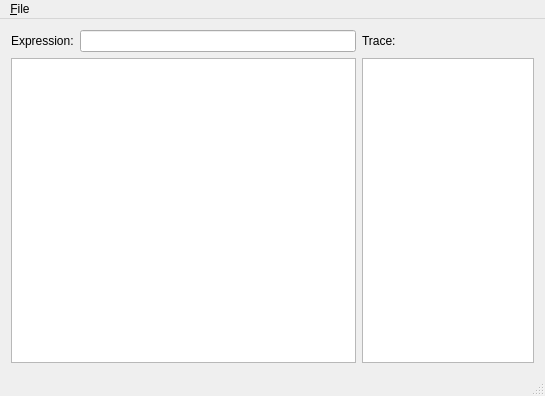
Before: the Qt Designer form mainwindow.ui in chris-hydon/cpex, drawn with Qt 5.
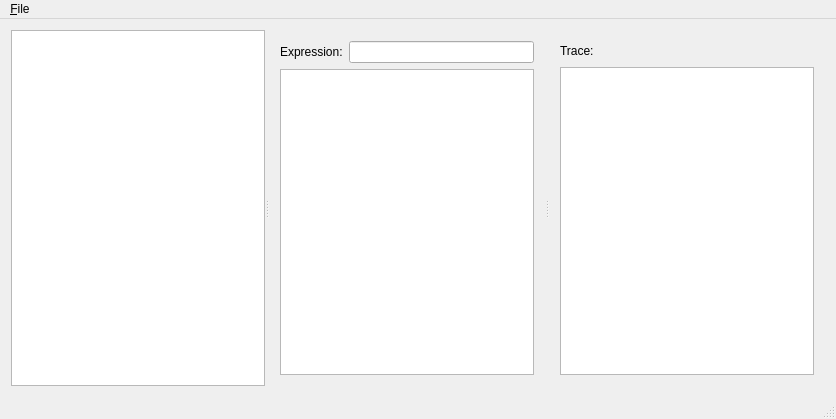
After: the same form once the commit is applied. Custom widgets are drawn as their Qt base class.

Diff of the .ui file:
```diff
--- a/mainwindow.ui
+++ b/mainwindow.ui
@@ -6,8 +6,8 @@
    <rect>
     <x>0</x>
     <y>0</y>
-    <width>545</width>
-    <height>396</height>
+    <width>836</width>
+    <height>419</height>
    </rect>
   </property>
   <property name="windowTitle">
@@ -16,7 +16,19 @@
   <widget class="QWidget" name="centralWidget">
    <layout class="QGridLayout" name="gridLayout">
     <item row="0" column="0">
-     <layout class="QHBoxLayout" name="horizontalLayout">
+     <widget class="QSplitter" name="qlsSplitter">
+      <property name="orientation">
+       <enum>Qt::Horizontal</enum>
+      </property>
+      <widget class="SessionTree" name="qtvSessions">
+       <property name="headerHidden">
+        <bool>true</bool>
+       </property>
+      </widget>
+      <widget class="QWidget" name="">
+       <layout class="QVBoxLayout" name="qlvExpression" stretch="0,0">
+        <item>
+         <layout class="QHBoxLayout" name="qlhExpressionEntry">
       <item>
        <widget class="QLabel" name="qlbExpression">
         <property name="text">
@@ -29,14 +41,7 @@
       </item>
      </layout>
     </item>
-    <item row="0" column="1">
-     <widget class="QLabel" name="lblTrace">
-      <property name="text">
-       <string>Trace:</string>
-      </property>
-     </widget>
-    </item>
-    <item row="1" column="0">
+        <item>
      <widget class="ProcessTree" name="qtvExplorer">
       <property name="sizePolicy">
        <sizepolicy hsizetype="Expanding" vsizetype="Expanding">
@@ -49,7 +54,44 @@
       </property>
      </widget>
     </item>
-    <item row="1" column="1">
+       </layout>
+      </widget>
+      <widget class="QWidget" name="">
+       <layout class="QVBoxLayout" name="qlvTrace_2">
+        <item>
+         <layout class="QHBoxLayout" name="qlhTraceLabel">
+          <item>
+           <widget class="QLabel" name="qlbTrace">
+            <property name="text">
+             <string>Trace:</string>
+            </property>
+           </widget>
+          </item>
+          <item>
+           <widget class="QLineEdit" name="qleReference">
+            <property name="enabled">
+             <bool>false</bool>
+            </property>
+            <property name="sizePolicy">
+             <sizepolicy hsizetype="Fixed" vsizetype="Fixed">
+              <horstretch>0</horstretch>
+              <verstretch>0</verstretch>
+             </sizepolicy>
+            </property>
+            <property name="maximumSize">
+             <size>
+              <width>0</width>
+              <height>16777215</height>
+             </size>
+            </property>
+            <property name="frame">
+             <bool>false</bool>
+            </property>
+           </widget>
+          </item>
+         </layout>
+        </item>
+        <item>
      <widget class="TraceListWidget" name="qlvTrace">
       <property name="sizePolicy">
        <sizepolicy hsizetype="Expanding" vsizetype="Expanding">
@@ -67,12 +109,16 @@
     </item>
    </layout>
   </widget>
+     </widget>
+    </item>
+   </layout>
+  </widget>
   <widget class="QMenuBar" name="qmbMenu">
    <property name="geometry">
     <rect>
      <x>0</x>
      <y>0</y>
-     <width>545</width>
+     <width>836</width>
      <height>23</height>
     </rect>
    </property>
@@ -110,6 +156,11 @@
     <slot>setTraces(QModelIndex)</slot>
    </slots>
   </customwidget>
+  <customwidget>
+   <class>SessionTree</class>
+   <extends>QTreeView</extends>
+   <header>widget/sessiontree.h</header>
+  </customwidget>
  </customwidgets>
  <resources/>
  <connections>
```
Lines whose indentation alone changed are shown as unchanged.
